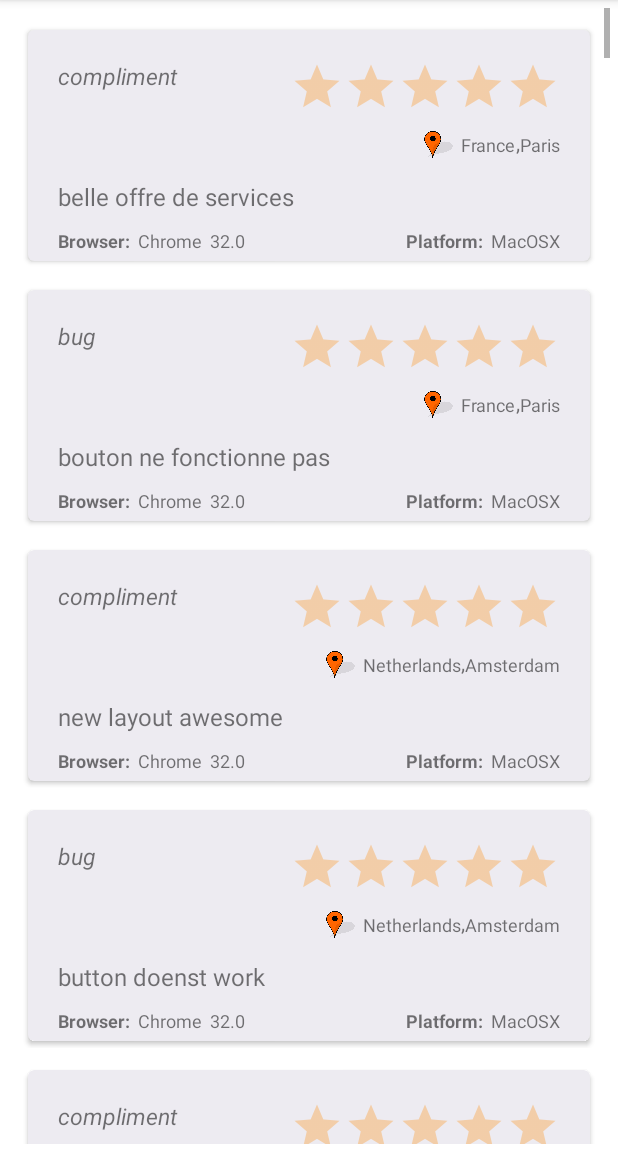
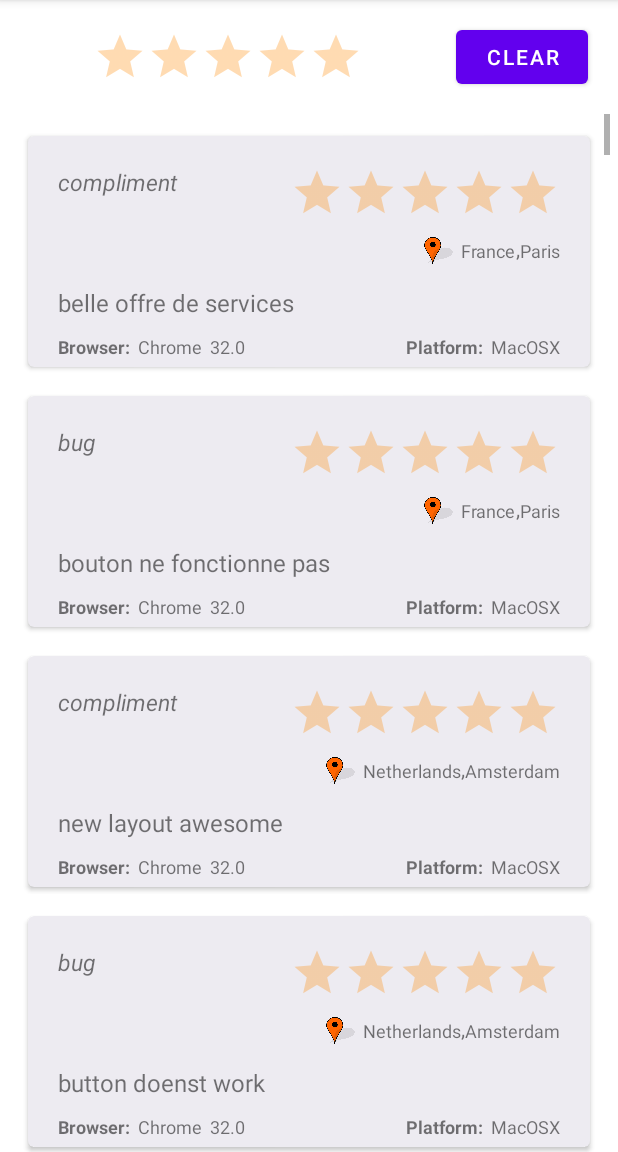
Before and after one commit to serdarsamancioglu/reviewhub, an Android app: the screen it shows after launch (ReviewActivity), on a phone screen of 412 x 824 dp, the part 84-1236 px from its top. Run offline under Robolectric (Android 15) with nearby library versions, the phone set to English and light mode, and no system bars; our stand-ins replace data binding; 1 statement that could not run was skipped.

Commit message:
filtering by rating

```diff
--- a/app/src/main/java/com/serdar/reviewhub/review/ReviewActivity.kt
+++ b/app/src/main/java/com/serdar/reviewhub/review/ReviewActivity.kt
@@ -1,8 +1,8 @@
 package com.serdar.reviewhub.review
 
 import android.content.Intent
+import android.os.Bundle
 import androidx.recyclerview.widget.LinearLayoutManager
-import com.google.gson.Gson
 import com.serdar.reviewapp.IViewState
 import com.serdar.reviewapp.ReviewState
 import com.serdar.reviewapp.ReviewViewModel
@@ -10,9 +10,19 @@ import com.serdar.reviewapp.base.BaseActivity
 import com.serdar.reviewhub.MapsActivity
 import com.serdar.reviewhub.R
 import com.serdar.reviewhub.databinding.ActivityReviewsBinding
+import com.serdar.reviewhub.entity.ReviewItem
 import com.serdar.reviewhub.entity.ReviewItems
 
 class ReviewActivity: BaseActivity<ReviewViewModel, ActivityReviewsBinding>() {
+
+    override fun onCreate(savedInstanceState: Bundle?) {
+        super.onCreate(savedInstanceState)
+        binding.filterBar.setOnRatingBarChangeListener { ratingBar, rating, fromUser ->
+            viewModel.filterByRating(rating.toInt())
+        }
+
+        binding.btnClear.setOnClickListener { viewModel.clear() }
+    }
 
     override fun getLayoutId(): Int {
         return R.layout.activity_reviews
@@ -27,14 +37,16 @@ class ReviewActivity: BaseActivity<ReviewViewModel, ActivityReviewsBinding>() {
             is ReviewState.ReadFromFile -> {
                 viewModel.readFile(state.fName, assets)
             }
-            is ReviewState.FileRead -> {
-                listItems(state.data)
+            is ReviewState.ListReviews -> {
+                listItems(state.items)
+            }
+            is ReviewState.ClearFilter -> {
+                binding.filterBar.rating = 0f
             }
         }
     }
 
-    private fun listItems(data: String) {
-        var items = Gson().fromJson<ReviewItems>(data, ReviewItems::class.java)
+    private fun listItems(items: List<ReviewItem>) {
         val listener = object: ItemClickListener {
             override fun onItemClicked(lat: Double, long: Double) {
                 showMap(lat, long)
--- a/app/src/main/java/com/serdar/reviewhub/review/ReviewAdapter.kt
+++ b/app/src/main/java/com/serdar/reviewhub/review/ReviewAdapter.kt
@@ -9,13 +9,13 @@ import com.serdar.reviewhub.entity.ReviewItem
 import com.serdar.reviewhub.entity.ReviewItems
 import java.lang.StringBuilder
 
-class ReviewAdapter(private val reviewItems: ReviewItems, private val listener: ItemClickListener)
+class ReviewAdapter(private val reviewItems: List<ReviewItem>, private val listener: ItemClickListener)
     : RecyclerView.Adapter<ReviewAdapter.ReviewVH>() {
 
-    override fun getItemCount(): Int = reviewItems.items.size
+    override fun getItemCount(): Int = reviewItems.size
 
     override fun onBindViewHolder(holder: ReviewVH, position: Int) {
-        holder.bind(reviewItems.items[position], listener)
+        holder.bind(reviewItems[position], listener)
     }
 
     override fun onCreateViewHolder(parent: ViewGroup, viewType: Int): ReviewVH {
--- a/app/src/main/java/com/serdar/reviewhub/review/ReviewState.kt
+++ b/app/src/main/java/com/serdar/reviewhub/review/ReviewState.kt
@@ -1,6 +1,10 @@
 package com.serdar.reviewapp
 
+import com.serdar.reviewhub.entity.ReviewItem
+import com.serdar.reviewhub.entity.ReviewItems
+
 sealed class ReviewState: IViewState {
-    data class FileRead(val data: String): ReviewState()
+    data class ListReviews(val items: List<ReviewItem>): ReviewState()
     data class ReadFromFile(val fName: String): ReviewState()
+    class ClearFilter: ReviewState()
 }
--- a/app/src/main/java/com/serdar/reviewhub/review/ReviewViewModel.kt
+++ b/app/src/main/java/com/serdar/reviewhub/review/ReviewViewModel.kt
@@ -1,7 +1,9 @@
 package com.serdar.reviewapp
 
 import android.content.res.AssetManager
+import com.google.gson.Gson
 import com.serdar.reviewapp.base.BaseViewModel
+import com.serdar.reviewhub.entity.ReviewItems
 import kotlinx.coroutines.Dispatchers
 import kotlinx.coroutines.GlobalScope
 import kotlinx.coroutines.launch
@@ -9,6 +11,8 @@ import java.io.IOException
 import java.io.InputStream
 
 class ReviewViewModel: BaseViewModel() {
+
+    private var items: ReviewItems? = null
 
     override fun init() {
         state.value = ReviewState.ReadFromFile("apidemo.json")
@@ -22,10 +26,29 @@ class ReviewViewModel: BaseViewModel() {
                 val buffer = ByteArray(size)
                 instream.read(buffer)
                 instream.close()
-                state.postValue(ReviewState.FileRead(buffer.toString(Charsets.UTF_8)))
+                val data = buffer.toString(Charsets.UTF_8)
+                items = Gson().fromJson<ReviewItems>(data, ReviewItems::class.java)
+                items?.let { state.postValue(ReviewState.ListReviews(it.items)) }
             } catch (ex: IOException) {
                 ex.printStackTrace()
             }
         }
     }
+
+    fun filterByRating(rating: Int) {
+        items?.let {
+            if (rating == 0) {
+                state.value = ReviewState.ListReviews(it.items)
+            }
+            else {
+                state.value = ReviewState.ListReviews(
+                        it.items.filter { item -> item.rating == rating }.toList())
+            }
+        }
+    }
+
+    fun clear() {
+        state.value = ReviewState.ClearFilter()
+        filterByRating(0)
+    }
 }
--- a/app/src/main/res/layout/activity_reviews.xml
+++ b/app/src/main/res/layout/activity_reviews.xml
@@ -1,21 +1,58 @@
 <?xml version="1.0" encoding="utf-8"?>
-<layout xmlns:app="http://schemas.android.com/apk/res-auto">
+<layout xmlns:app="http://schemas.android.com/apk/res-auto"
+    xmlns:tools="http://schemas.android.com/tools">
+
+    <data>
+        <variable
+            name="viewModel"
+            type="com.serdar.reviewapp.ReviewViewModel" />
+    </data>
 <androidx.constraintlayout.widget.ConstraintLayout
     xmlns:android="http://schemas.android.com/apk/res/android"
     android:layout_width="match_parent"
     android:layout_height="match_parent"
     >
 
+    <RatingBar
+        android:id="@+id/filterBar"
+        style="?android:attr/ratingBarStyleIndicator"
+        android:isIndicator="false"
+        android:layout_width="wrap_content"
+        android:layout_height="wrap_content"
+        android:layout_margin="20dp"
+        android:max="5"
+        android:numStars="5"
+        android:stepSize="1"
+        android:layout_marginTop="20dp"
+        android:theme="@style/RatingBar"
+        app:layout_constraintStart_toStartOf="parent"
+        app:layout_constraintTop_toTopOf="parent"
+        app:layout_constraintEnd_toStartOf="@id/btnClear"
+        android:layout_marginEnd="20dp"
+        tools:rating="3" />
+
+    <Button
+        android:id="@+id/btnClear"
+        android:layout_width="wrap_content"
+        android:layout_height="wrap_content"
+        app:layout_constraintEnd_toEndOf="parent"
+        app:layout_constraintTop_toTopOf="@id/filterBar"
+        app:layout_constraintBottom_toBottomOf="@id/filterBar"
+        android:layout_marginEnd="20dp"
+        android:text="@string/clear"/>
+
     <androidx.recyclerview.widget.RecyclerView
         android:id="@+id/reviewRecyclerView"
         android:layout_width="match_parent"
         android:layout_height="0dp"
-        android:layout_margin="5dp"
+        android:layout_marginEnd="5dp"
+        android:layout_marginStart="5dp"
+        android:layout_marginTop="20dp"
         android:scrollbars="vertical"
         android:layout_weight="1"
         android:scrollbarFadeDuration="0"
-        app:layout_constraintTop_toTopOf="parent"
-        app:layout_constraintBottom_toBottomOf="parent"/>
+        app:layout_constraintBottom_toBottomOf="parent"
+        app:layout_constraintTop_toBottomOf="@id/filterBar"/>
 
 </androidx.constraintlayout.widget.ConstraintLayout>
 </layout>
--- a/app/src/main/res/values/strings.xml
+++ b/app/src/main/res/values/strings.xml
@@ -6,4 +6,5 @@
     <string name="platform">Platform:</string>
     <string name="country">Country:</string>
     <string name="location">Location:</string>
+    <string name="clear">Clear</string>
 </resources>
```
